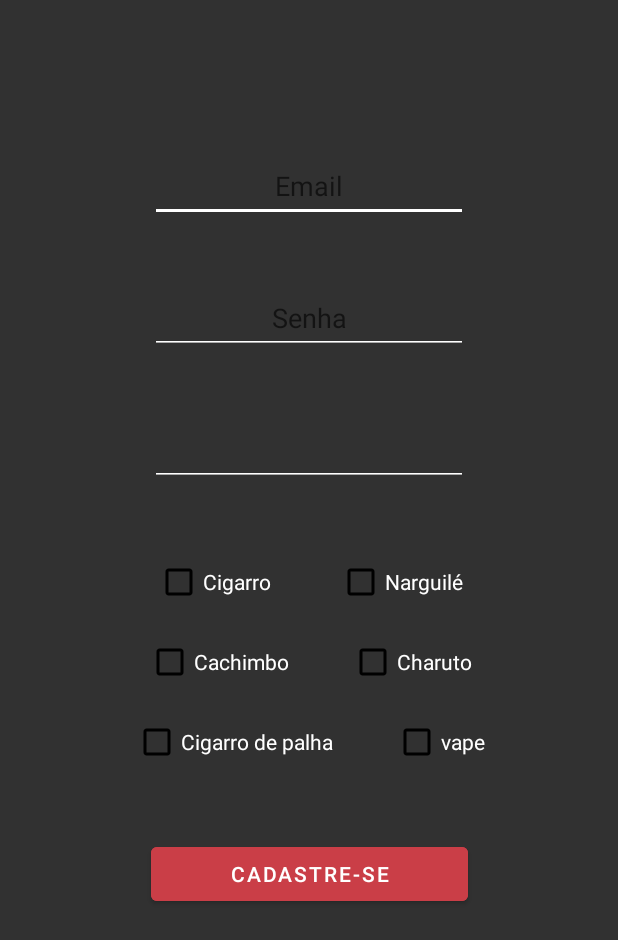
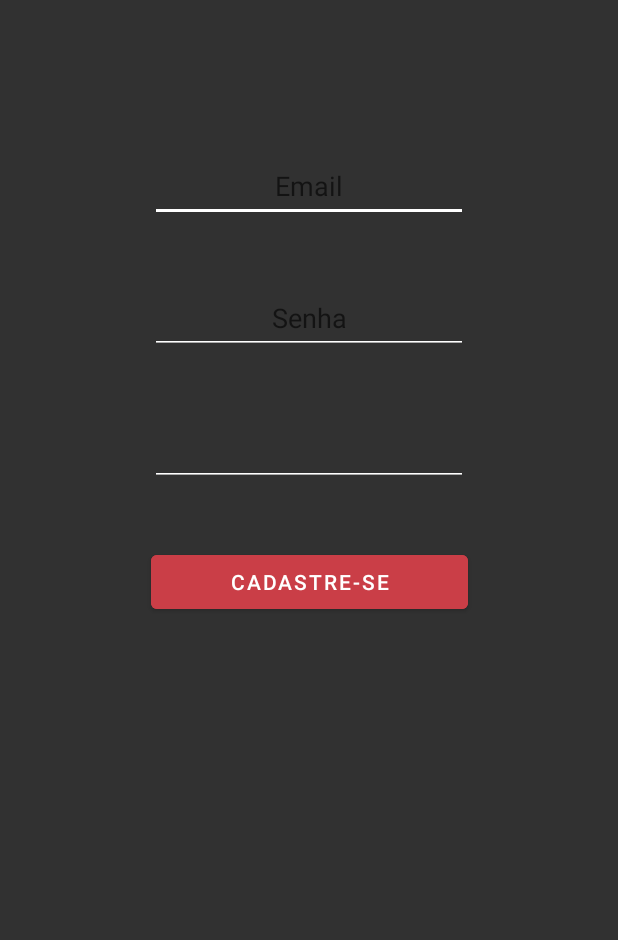
Before and after one commit to felipe-apio-Souza/ControleCigarro, an Android app: the layout activity_registrar.xml on its own in the app's theme, with its tools: preview values and no code run, on a phone screen of 412 x 824 dp. Shown: the top 940 px of the screen. Run offline under Robolectric (Android 15) with nearby library versions, the phone set to English and light mode, and no system bars.

```diff
--- a/app/src/main/java/com/example/controlecigarro/MainActivity.java
+++ b/app/src/main/java/com/example/controlecigarro/MainActivity.java
@@ -41,6 +41,9 @@ public class MainActivity extends AppCompatActivity {
     public void verifica_usuario(View view){
 
         DatabaseReference reference = FirebaseDatabase.getInstance().getReference().child("Usuarios");
+        if(entrar.getText().toString().contains(".")){
+            this.entrar.setText(this.entrar.getText().toString().replace(".", "1"));
+        }
         reference.addValueEventListener(new ValueEventListener() {
             @Override
             public void onDataChange(@NonNull DataSnapshot snapshot) {
--- a/app/src/main/res/layout/activity_registrar.xml
+++ b/app/src/main/res/layout/activity_registrar.xml
@@ -78,103 +78,7 @@
         app:layout_constraintBottom_toBottomOf="parent"
         app:layout_constraintEnd_toEndOf="parent"
         app:layout_constraintStart_toStartOf="parent"
-        app:layout_constraintTop_toBottomOf="@+id/vape"
-        app:layout_constraintVertical_bias="0.0" />
-
-    <CheckBox
-        android:id="@+id/cigarro"
-        android:layout_width="wrap_content"
-        android:layout_height="wrap_content"
-        android:layout_marginStart="100dp"
-        android:layout_marginTop="40dp"
-        android:layout_marginEnd="20dp"
-        android:buttonTint="#000000"
-        android:text="Cigarro"
-        android:textColor="#FFFFFF"
-        app:layout_constraintBottom_toBottomOf="parent"
-        app:layout_constraintEnd_toStartOf="@+id/narguile"
-        app:layout_constraintStart_toStartOf="parent"
         app:layout_constraintTop_toBottomOf="@+id/senhaConfirmRegister"
         app:layout_constraintVertical_bias="0.0" />
 
-    <CheckBox
-        android:id="@+id/narguile"
-        android:layout_width="wrap_content"
-        android:layout_height="wrap_content"
-        android:layout_marginStart="20dp"
-        android:layout_marginTop="40dp"
-        android:layout_marginEnd="100dp"
-        android:buttonTint="#000000"
-        android:text="Narguilé"
-        android:textColor="#FFFFFF"
-        app:layout_constraintBottom_toBottomOf="parent"
-        app:layout_constraintEnd_toEndOf="parent"
-        app:layout_constraintStart_toEndOf="@+id/cigarro"
-        app:layout_constraintTop_toBottomOf="@+id/senhaConfirmRegister"
-        app:layout_constraintVertical_bias="0.0" />
-
-    <CheckBox
-        android:id="@+id/cachimbo"
-        android:layout_width="wrap_content"
-        android:layout_height="wrap_content"
-        android:layout_marginStart="100dp"
-        android:layout_marginTop="5dp"
-        android:layout_marginEnd="20dp"
-        android:buttonTint="#000000"
-        android:text="Cachimbo"
-        android:textColor="#FFFFFF"
-        app:layout_constraintBottom_toBottomOf="parent"
-        app:layout_constraintEnd_toStartOf="@+id/charuto"
-        app:layout_constraintStart_toStartOf="parent"
-        app:layout_constraintTop_toBottomOf="@+id/cigarro"
-        app:layout_constraintVertical_bias="0.0" />
-
-    <CheckBox
-        android:id="@+id/charuto"
-        android:layout_width="wrap_content"
-        android:layout_height="wrap_content"
-        android:layout_marginStart="20dp"
-        android:layout_marginTop="5dp"
-        android:layout_marginEnd="100dp"
-        android:buttonTint="#000000"
-        android:text="Charuto"
-        android:textColor="#FFFFFF"
-        app:layout_constraintBottom_toBottomOf="parent"
-        app:layout_constraintEnd_toEndOf="parent"
-        app:layout_constraintStart_toEndOf="@+id/cachimbo"
-        app:layout_constraintTop_toBottomOf="@+id/narguile"
-        app:layout_constraintVertical_bias="0.0" />
-
-    <CheckBox
-        android:id="@+id/cigarroPalha"
-        android:layout_width="wrap_content"
-        android:layout_height="wrap_content"
-        android:layout_marginStart="100dp"
-        android:layout_marginTop="5dp"
-        android:layout_marginEnd="20dp"
-        android:buttonTint="#000000"
-        android:text="Cigarro de palha"
-        android:textColor="#FFFFFF"
-        app:layout_constraintBottom_toBottomOf="parent"
-        app:layout_constraintEnd_toStartOf="@+id/vape"
-        app:layout_constraintStart_toStartOf="parent"
-        app:layout_constraintTop_toBottomOf="@+id/cachimbo"
-        app:layout_constraintVertical_bias="0.0" />
-
-    <CheckBox
-        android:id="@+id/vape"
-        android:layout_width="wrap_content"
-        android:layout_height="wrap_content"
-        android:layout_marginStart="20dp"
-        android:layout_marginTop="5dp"
-        android:layout_marginEnd="100dp"
-        android:buttonTint="#000000"
-        android:text="vape"
-        android:textColor="#FFFFFF"
-        app:layout_constraintBottom_toBottomOf="parent"
-        app:layout_constraintEnd_toEndOf="parent"
-        app:layout_constraintStart_toEndOf="@+id/cigarroPalha"
-        app:layout_constraintTop_toBottomOf="@+id/charuto"
-        app:layout_constraintVertical_bias="0.0" />
-
 </androidx.constraintlayout.widget.ConstraintLayout>
```
